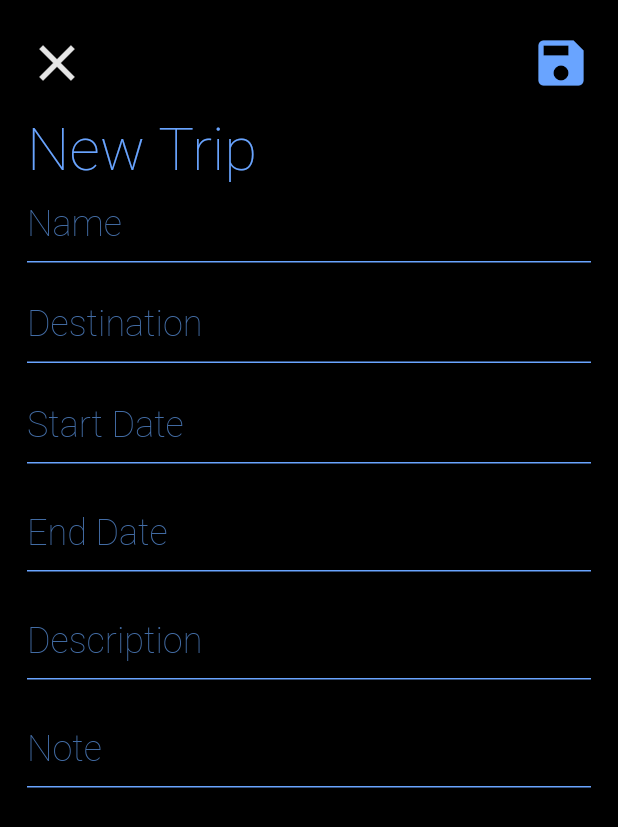
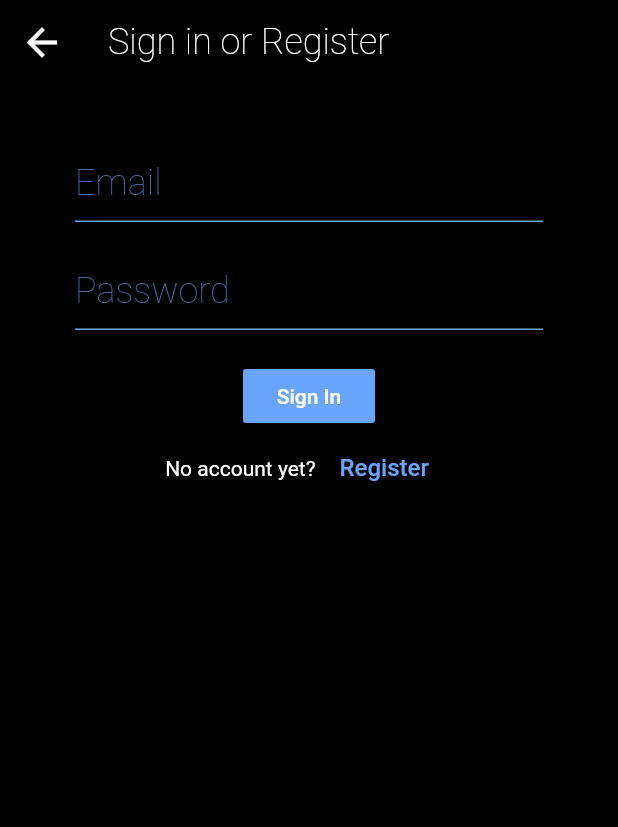
Before and after one commit to ribbons-digital/book_my_weather, a Flutter app: the screen it shows after launch, item 2 of the bottom bar chosen, after a tap on the "add" icon, on a phone screen of 412 x 824 dp. Shown: the top 827 px of the screen. Run offline on Flutter 3.47's test engine with Material 2 defaults, Android fonts, the phone set to English and light mode, and no system bars; our stand-ins replace cloud_firestore, firebase_auth, flare_flutter, flutter_spinkit, flutter_svg, geolocator and 1 more; accounts and stored records are empty; generated files the repository leaves out were written again.

Commit message:
- Initial firebase auth integration to new Trip screen

```diff
--- a/lib/main.dart
+++ b/lib/main.dart
@@ -1,12 +1,14 @@
 import 'package:book_my_weather/models/place_data.dart';
 import 'package:book_my_weather/models/setting.dart';
 import 'package:book_my_weather/models/setting_data.dart';
+import 'package:book_my_weather/models/user.dart';
 import 'package:book_my_weather/pages/new_trip_screen.dart';
 import 'package:book_my_weather/pages/place_detail_screen.dart';
 import 'package:book_my_weather/pages/places_screen.dart';
 import 'package:book_my_weather/pages/search_place_screen.dart';
 import 'package:book_my_weather/pages/trip_detail_screen.dart';
 import 'package:book_my_weather/pages/weather_listing_screen.dart';
+import 'package:book_my_weather/services/auth.dart';
 import 'package:book_my_weather/services/db.dart';
 import 'package:flutter/material.dart';
 import 'package:provider/provider.dart';
@@ -52,6 +54,7 @@ class _MyAppState extends State<MyApp> {
   @override
   Widget build(BuildContext context) {
     final db = DatabaseService();
+    final auth = AuthService();
 
     return MultiProvider(
       providers: [
@@ -64,9 +67,9 @@ class _MyAppState extends State<MyApp> {
         StreamProvider<Setting>.value(
           value: db.streamSetting('9g6UjX6R9CP5KEc9PQ1r'),
         ),
-//        StreamProvider<Setting>(
-//          create: (_) => db.streamSetting('9g6UjX6R9CP5KEc9PQ1r'),
-//        ),
+       StreamProvider<User>.value(
+         value: auth.user,
+       ),
       ],
       child: Consumer<PlaceData>(
         builder: (_, placeData, __) => MaterialApp(
--- /dev/null
+++ b/lib/models/user.dart
@@ -0,0 +1,7 @@
+class User {
+  final String uid;
+  final String email;
+  final String displayName;
+
+  User({this.uid, this.email, this.displayName});
+}
--- /dev/null
+++ b/lib/pages/signin_register_screen.dart
@@ -0,0 +1,129 @@
+import 'package:book_my_weather/services/auth.dart';
+import 'package:flutter/material.dart';
+
+class SignInRegisterScreen extends StatefulWidget {
+  @override
+  _SignInRegisterScreenState createState() => _SignInRegisterScreenState();
+}
+
+class _SignInRegisterScreenState extends State<SignInRegisterScreen> {
+  final AuthService _auth = AuthService();
+  final _formKey = GlobalKey<FormState>();
+
+  // text field state
+  String email = '';
+  String password = '';
+  bool isSignIn = true;
+
+  void toggleIsSignIn() {
+    setState(() {
+      isSignIn = !isSignIn;
+    });
+  }
+
+  @override
+  Widget build(BuildContext context) {
+    return Scaffold(
+      appBar: AppBar(
+        elevation: 0.0,
+        title: Text('Sign in or Register', style: TextStyle(
+          color: Colors.white,
+          fontWeight: FontWeight.w200,
+        ),),
+      ),
+      body: Container(
+        padding: EdgeInsets.symmetric(vertical: 20.0, horizontal: 50.0),
+        child: Form(
+          key: _formKey,
+          child: Column(
+            children: <Widget>[
+              SizedBox(height: 20.0),
+              TextFormField(
+                validator: (val) => val.isEmpty ? 'Enter an email' : null,
+                decoration: InputDecoration(
+                  hintText: 'Email',
+                  hintStyle: TextStyle(
+                    color: Color(0XFF436DA6),
+                    fontSize: 24.0,
+                    fontWeight: FontWeight.w100,
+                  ),
+                  enabledBorder: UnderlineInputBorder(
+                    borderSide: BorderSide(
+                      color: Color(0XFF69A4FF),
+                    ),
+                  ),
+                ),
+                onChanged: (val) {
+                  setState(() => email = val);
+                },
+              ),
+              SizedBox(height: 20.0),
+              TextFormField(
+                obscureText: true,
+                decoration: InputDecoration(
+                  hintText: 'Password',
+                  hintStyle: TextStyle(
+                    color: Color(0XFF436DA6),
+                    fontSize: 24.0,
+                    fontWeight: FontWeight.w100,
+                  ),
+                  enabledBorder: UnderlineInputBorder(
+                    borderSide: BorderSide(
+                      color: Color(0XFF69A4FF),
+                    ),
+                  ),
+                ),
+                validator: (val) =>
+                    val.length < 6 ? 'Enter a password 6+ chars long' : null,
+                onChanged: (val) {
+                  setState(() => password = val);
+                },
+              ),
+              SizedBox(height: 20.0),
+              RaisedButton(
+                  color: Color(0XFF69A4FF),
+                  child: Text(
+                    isSignIn ? 'Sign In' : 'Register',
+                    style: TextStyle(color: Colors.white),
+                  ),
+                  onPressed: () async {
+                    if (_formKey.currentState.validate()) {
+                      dynamic result;
+                      if (isSignIn) {
+                        result = await _auth.signInWithEmailAndPassword(
+                            email, password);
+                      } else {
+                        result = await _auth.registerWithEmailAndPassword(
+                            email, password);
+                      }
+
+                      if (result != null) {
+                        Navigator.pop(context);
+                      } else {
+                        print(result.toString());
+                      }
+                    }
+                  }),
+              Row(
+                mainAxisAlignment: MainAxisAlignment.center,
+                children: <Widget>[
+                  Text(isSignIn ? 'No account yet?' : 'Already registered?', style: TextStyle(
+                    color: Colors.white,
+                  ),),
+                  FlatButton(
+                    child: Text(isSignIn ? 'Register' : 'Log in', style: TextStyle(
+                    color: Color(0XFF69A4FF),
+                    fontWeight: FontWeight.w500,
+                    fontSize: 16.0,
+                  ),),
+                    onPressed: toggleIsSignIn,
+                  )
+                ],
+              )
+            ],
+          ),
+        ),
+      ),
+    );
+  }
+}
--- a/lib/pages/trips_screen.dart
+++ b/lib/pages/trips_screen.dart
@@ -1,8 +1,11 @@
+import 'package:book_my_weather/models/user.dart';
 import 'package:book_my_weather/pages/new_trip_screen.dart';
+import 'package:book_my_weather/pages/signin_register_screen.dart';
 import 'package:book_my_weather/pages/trip_detail_screen.dart';
 import 'package:book_my_weather/widgets/trip_widget.dart';
 import 'package:flutter/cupertino.dart';
 import 'package:flutter/material.dart';
+import 'package:provider/provider.dart';
 
 class TripsScreen extends StatefulWidget {
   static const String id = 'trips';
@@ -32,7 +35,7 @@ class _TripsScreenState extends State<TripsScreen> {
   @override
   Widget build(BuildContext context) {
     final double h = MediaQuery.of(context).size.width < 600 ? 20.0 : 50.0;
-
+    final User user = Provider.of<User>(context);
     return Scaffold(
       appBar: AppBar(
         //leading: Icon(Icons.arrow_back_ios),
@@ -70,6 +73,7 @@ class _TripsScreenState extends State<TripsScreen> {
                       color: Colors.white,
                     ),
                     onPressed: () {
+                      if (user != null) {
                         Navigator.push(
                           context,
                           MaterialPageRoute(
@@ -78,6 +82,16 @@ class _TripsScreenState extends State<TripsScreen> {
                             },
                           ),
                         );
+                      } else {
+                        Navigator.push(
+                          context,
+                          MaterialPageRoute(
+                            builder: (context) {
+                              return SignInRegisterScreen();
+                            },
+                          ),
+                        );
+                      }
                     },
                   ),
                 ),
--- a/lib/pages/weather_listing_screen.dart
+++ b/lib/pages/weather_listing_screen.dart
@@ -3,8 +3,10 @@ import 'dart:async';
 import 'package:book_my_weather/models/place.dart';
 import 'package:book_my_weather/models/place_data.dart';
 import 'package:book_my_weather/models/setting.dart';
+import 'package:book_my_weather/models/user.dart';
 import 'package:book_my_weather/models/weather.dart';
 import 'package:book_my_weather/pages/search_place_screen.dart';
+import 'package:book_my_weather/services/auth.dart';
 import 'package:book_my_weather/services/location.dart';
 import 'package:book_my_weather/services/weather.dart';
 import 'package:book_my_weather/widgets/weather_widget.dart';
@@ -33,6 +35,7 @@ class _WeatherListingScreenState extends State<WeatherListingScreen> {
   Timer _throttle;
 
   Future<Weather> hourlyWeather;
+  final _auth = AuthService();
 
   @override
   void initState() {
@@ -106,7 +109,7 @@ class _WeatherListingScreenState extends State<WeatherListingScreen> {
   void didChangeDependencies() async {
     super.didChangeDependencies();
 
-    if (Provider.of<Setting>(context) != null) {
+    if (Provider.of<Setting>(context) != null && Provider.of<Setting>(context).places.length != widget.places.length) {
 
       WeatherModel weather = WeatherModel();
       final tempPlaces = Provider.of<Setting>(context, listen: false).places;
@@ -138,8 +141,7 @@ class _WeatherListingScreenState extends State<WeatherListingScreen> {
 
   @override
   Widget build(BuildContext context) {
-    // final db = DatabaseService();
-
+    print(Provider.of<User>(context));
 
     return Scaffold(
       appBar: AppBar(
@@ -173,6 +175,7 @@ class _WeatherListingScreenState extends State<WeatherListingScreen> {
                     // );
 
                     // db.updatePlaces('9g6UjX6R9CP5KEc9PQ1r', newPlace);
+                    _auth.signOut();
                   },
                 )
               ],
--- /dev/null
+++ b/lib/services/auth.dart
@@ -0,0 +1,45 @@
+import 'package:book_my_weather/models/user.dart';
+import 'package:firebase_auth/firebase_auth.dart';
+
+class AuthService {
+  final FirebaseAuth _auth = FirebaseAuth.instance;
+
+  User _userFromFirebaseUser(FirebaseUser user) {
+    return user != null ? User(uid: user.uid, email: user.email, displayName: user.displayName) : null;
+  }
+
+  Stream<User> get user {
+    return _auth.onAuthStateChanged.map((FirebaseUser firebaseUser) => _userFromFirebaseUser(firebaseUser));
+  }
+
+  Future signInWithEmailAndPassword(String email, String password) async {
+    try {
+      AuthResult result = await _auth.signInWithEmailAndPassword(email: email, password: password);
+      FirebaseUser user = result.user;
+      return _userFromFirebaseUser(user);
+    } catch(e) {
+      print(e.toString());
+      return null;
+    }
+  }
+
+  Future registerWithEmailAndPassword(String email, String password) async {
+    try {
+      AuthResult result = await _auth.createUserWithEmailAndPassword(email: email, password: password);
+      FirebaseUser user = result.user;
+      return _userFromFirebaseUser(user);
+    } catch(e) {
+      print(e.toString());
+      return null;
+    }
+  }
+
+  Future signOut() async {
+    try {
+      return await _auth.signOut();
+    } catch(e) {
+      print(e.toString());
+      return null;
+    }
+  }
+}
--- a/pubspec.yaml
+++ b/pubspec.yaml
@@ -34,6 +34,7 @@ dependencies:
   json_annotation: ^3.0.1
   provider: ^4.0.4
   cloud_firestore: ^0.13.3
+  firebase_auth: ^0.15.4
 
 dev_dependencies:
   flutter_test:
```
Also changed, not shown: pubspec.lock, 2 other files. Lines whose indentation alone changed are shown as unchanged.
